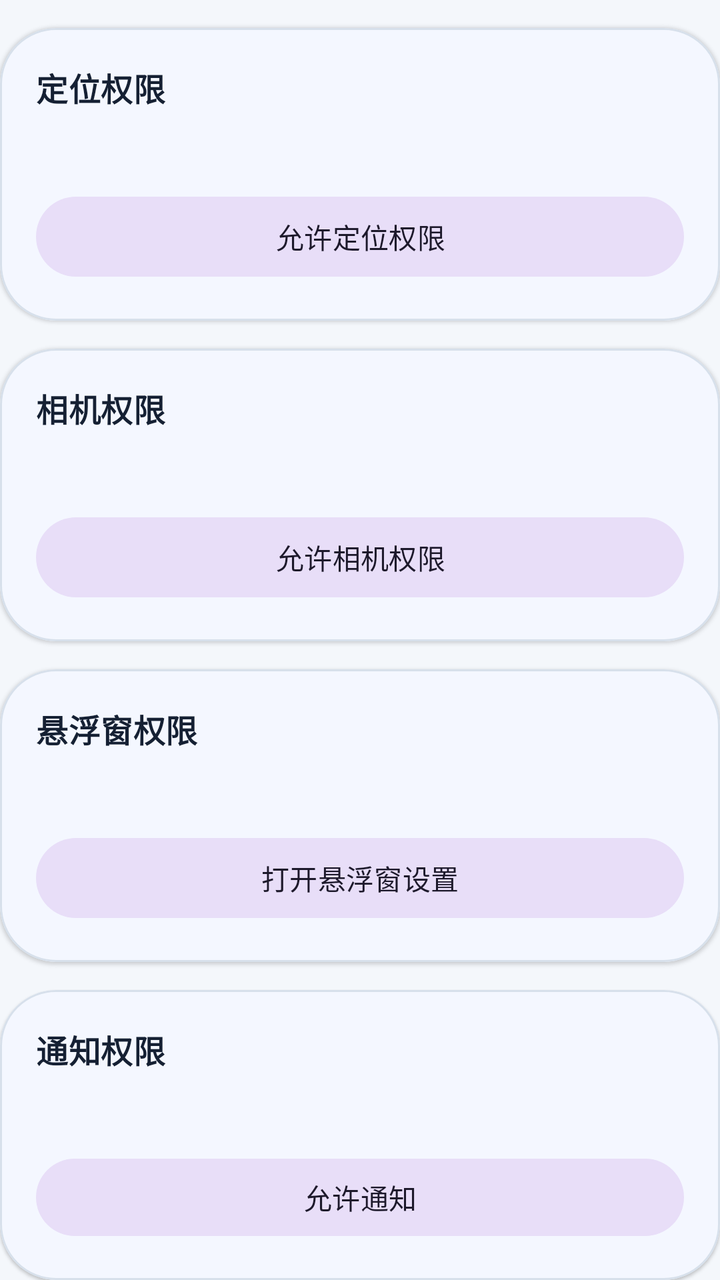
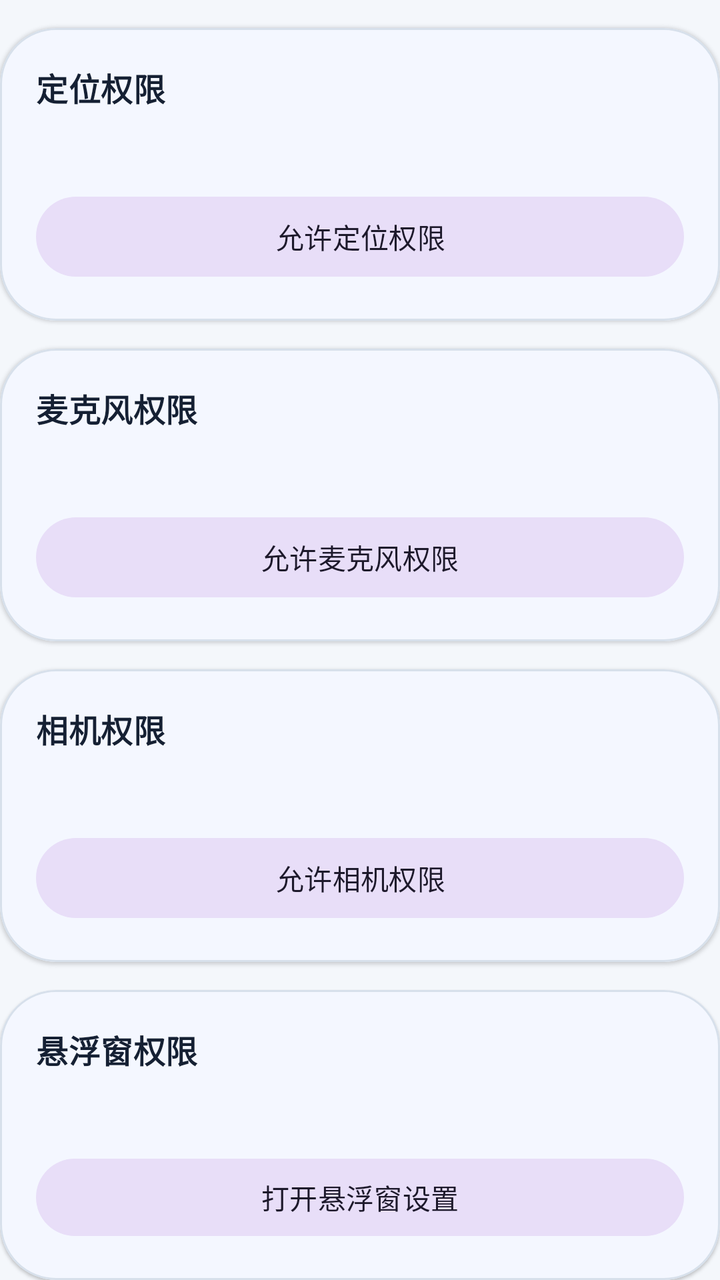

Before-and-after screenshots of an Android layout around one commit, followed by the original layout XML and the change that was made.
<!-- AndroidManifest.xml: application theme Theme.CarSpeed -->
<!-- res/layout/include_status_row.xml -->
<?xml version="1.0" encoding="utf-8"?>
<LinearLayout xmlns:android="http://schemas.android.com/apk/res/android"
    xmlns:app="http://schemas.android.com/apk/res-auto"
    android:layout_width="match_parent"
    android:layout_height="wrap_content"
    android:orientation="vertical">

    <com.google.android.material.card.MaterialCardView
        style="@style/Widget.CarSpeed.Card"
        android:layout_width="match_parent"
        android:layout_height="wrap_content"
        android:layout_marginTop="14dp">

        <LinearLayout
            android:layout_width="match_parent"
            android:layout_height="wrap_content"
            android:orientation="vertical"
            android:padding="18dp">

            <TextView
                android:layout_width="match_parent"
                android:layout_height="wrap_content"
                android:text="@string/status_location_title"
                android:textAppearance="@style/TextAppearance.CarSpeed.SectionTitle" />

            <TextView
                android:id="@+id/tvLocationStatus"
                android:layout_width="match_parent"
                android:layout_height="wrap_content"
                android:layout_marginTop="8dp"
                android:textAppearance="@style/TextAppearance.CarSpeed.Body" />

            <com.google.android.material.button.MaterialButton
                android:id="@+id/btnLocation"
                style="@style/Widget.Material3.Button.TonalButton"
                android:layout_width="match_parent"
                android:layout_height="wrap_content"
                android:layout_marginTop="12dp"
                android:text="@string/status_location_action" />
        </LinearLayout>
    </com.google.android.material.card.MaterialCardView>

    <com.google.android.material.card.MaterialCardView
        style="@style/Widget.CarSpeed.Card"
        android:layout_width="match_parent"
        android:layout_height="wrap_content"
        android:layout_marginTop="14dp">

        <LinearLayout
            android:layout_width="match_parent"
            android:layout_height="wrap_content"
            android:orientation="vertical"
            android:padding="18dp">

            <TextView
                android:layout_width="match_parent"
                android:layout_height="wrap_content"
                android:text="@string/status_camera_title"
                android:textAppearance="@style/TextAppearance.CarSpeed.SectionTitle" />

            <TextView
                android:id="@+id/tvCameraStatus"
                android:layout_width="match_parent"
                android:layout_height="wrap_content"
                android:layout_marginTop="8dp"
                android:textAppearance="@style/TextAppearance.CarSpeed.Body" />

            <com.google.android.material.button.MaterialButton
                android:id="@+id/btnCamera"
                style="@style/Widget.Material3.Button.TonalButton"
                android:layout_width="match_parent"
                android:layout_height="wrap_content"
                android:layout_marginTop="12dp"
                android:text="@string/status_camera_action" />
        </LinearLayout>
    </com.google.android.material.card.MaterialCardView>

    <com.google.android.material.card.MaterialCardView
        style="@style/Widget.CarSpeed.Card"
        android:layout_width="match_parent"
        android:layout_height="wrap_content"
        android:layout_marginTop="14dp">

        <LinearLayout
            android:layout_width="match_parent"
            android:layout_height="wrap_content"
            android:orientation="vertical"
            android:padding="18dp">

            <TextView
                android:layout_width="match_parent"
                android:layout_height="wrap_content"
                android:text="@string/status_overlay_title"
                android:textAppearance="@style/TextAppearance.CarSpeed.SectionTitle" />

            <TextView
                android:id="@+id/tvOverlayStatus"
                android:layout_width="match_parent"
                android:layout_height="wrap_content"
                android:layout_marginTop="8dp"
                android:textAppearance="@style/TextAppearance.CarSpeed.Body" />

            <com.google.android.material.button.MaterialButton
                android:id="@+id/btnOverlay"
                style="@style/Widget.Material3.Button.TonalButton"
                android:layout_width="match_parent"
                android:layout_height="wrap_content"
                android:layout_marginTop="12dp"
                android:text="@string/status_overlay_action" />
        </LinearLayout>
    </com.google.android.material.card.MaterialCardView>

    <com.google.android.material.card.MaterialCardView
        style="@style/Widget.CarSpeed.Card"
        android:layout_width="match_parent"
        android:layout_height="wrap_content"
        android:layout_marginTop="14dp">

        <LinearLayout
            android:layout_width="match_parent"
            android:layout_height="wrap_content"
            android:orientation="vertical"
            android:padding="18dp">

            <TextView
                android:layout_width="match_parent"
                android:layout_height="wrap_content"
                android:text="@string/status_notification_title"
                android:textAppearance="@style/TextAppearance.CarSpeed.SectionTitle" />

            <TextView
                android:id="@+id/tvNotificationStatus"
                android:layout_width="match_parent"
                android:layout_height="wrap_content"
                android:layout_marginTop="8dp"
                android:textAppearance="@style/TextAppearance.CarSpeed.Body" />

            <com.google.android.material.button.MaterialButton
                android:id="@+id/btnNotification"
                style="@style/Widget.Material3.Button.TonalButton"
                android:layout_width="match_parent"
                android:layout_height="wrap_content"
                android:layout_marginTop="12dp"
                android:text="@string/status_notification_action" />
        </LinearLayout>
    </com.google.android.material.card.MaterialCardView>

    <com.google.android.material.card.MaterialCardView
        style="@style/Widget.CarSpeed.Card"
        android:layout_width="match_parent"
        android:layout_height="wrap_content"
        android:layout_marginTop="14dp">

        <LinearLayout
            android:layout_width="match_parent"
            android:layout_height="wrap_content"
            android:orientation="vertical"
            android:padding="18dp">

            <TextView
                android:layout_width="match_parent"
                android:layout_height="wrap_content"
                android:text="@string/status_gps_title"
                android:textAppearance="@style/TextAppearance.CarSpeed.SectionTitle" />

            <TextView
                android:id="@+id/tvGpsStatus"
                android:layout_width="match_parent"
                android:layout_height="wrap_content"
                android:layout_marginTop="8dp"
                android:textAppearance="@style/TextAppearance.CarSpeed.Body" />

            <com.google.android.material.button.MaterialButton
                android:id="@+id/btnGps"
                style="@style/Widget.Material3.Button.TonalButton"
                android:layout_width="match_parent"
                android:layout_height="wrap_content"
                android:layout_marginTop="12dp"
                android:text="@string/status_gps_action" />
        </LinearLayout>
    </com.google.android.material.card.MaterialCardView>

    <com.google.android.material.card.MaterialCardView
        style="@style/Widget.CarSpeed.Card"
        android:layout_width="match_parent"
        android:layout_height="wrap_content"
        android:layout_marginTop="14dp">

        <LinearLayout
            android:layout_width="match_parent"
            android:layout_height="wrap_content"
            android:orientation="vertical"
            android:padding="18dp">

            <TextView
                android:layout_width="match_parent"
                android:layout_height="wrap_content"
                android:text="@string/status_battery_title"
                android:textAppearance="@style/TextAppearance.CarSpeed.SectionTitle" />

            <TextView
                android:id="@+id/tvBatteryStatus"
                android:layout_width="match_parent"
                android:layout_height="wrap_content"
                android:layout_marginTop="8dp"
                android:textAppearance="@style/TextAppearance.CarSpeed.Body" />

            <com.google.android.material.button.MaterialButton
                android:id="@+id/btnBattery"
                style="@style/Widget.Material3.Button.TonalButton"
                android:layout_width="match_parent"
                android:layout_height="wrap_content"
                android:layout_marginTop="12dp"
                android:text="@string/status_battery_action" />
        </LinearLayout>
    </com.google.android.material.card.MaterialCardView>
</LinearLayout>
<!-- resources referenced by this layout -->
<resources>
  <string name="status_battery_action">允许后台运行</string>
  <string name="status_battery_title">电池优化</string>
  <string name="status_camera_action">允许相机权限</string>
  <string name="status_camera_title">相机权限</string>
  <string name="status_gps_action">打开定位设置</string>
  <string name="status_gps_title">GPS 开关</string>
  <string name="status_location_action">允许定位权限</string>
  <string name="status_location_title">定位权限</string>
  <string name="status_notification_action">允许通知</string>
  <string name="status_notification_title">通知权限</string>
  <string name="status_overlay_action">打开悬浮窗设置</string>
  <string name="status_overlay_title">悬浮窗权限</string>
  <style name="TextAppearance.CarSpeed.Body" parent="TextAppearance.Material3.BodyMedium">
          <item name="android:textColor">@color/text_secondary</item>
      </style>
  <style name="TextAppearance.CarSpeed.SectionTitle" parent="TextAppearance.Material3.TitleMedium">
          <item name="android:textColor">@color/text_primary</item>
          <item name="android:textStyle">bold</item>
      </style>
  <style name="Widget.CarSpeed.Card" parent="Widget.Material3.CardView.Elevated">
          <item name="cardBackgroundColor">@color/surface_primary</item>
          <item name="strokeColor">@color/divider_soft</item>
          <item name="strokeWidth">1dp</item>
          <item name="cardCornerRadius">28dp</item>
      </style>
  <style name="Theme.CarSpeed" parent="Theme.Material3.DayNight.NoActionBar">
          <item name="colorPrimary">@color/brand_blue</item>
          <item name="colorSecondary">@color/brand_teal</item>
          <item name="colorSurface">@color/surface_primary</item>
          <item name="android:colorBackground">@color/brand_sand</item>
          <item name="android:statusBarColor">@android:color/transparent</item>
          <item name="android:navigationBarColor">@color/brand_navy</item>
          <item name="android:windowLightStatusBar">true</item>
          <item name="materialCardViewFilledStyle">@style/Widget.CarSpeed.Card</item>
      </style>
  <color name="text_secondary">#5C6C84</color>
  <color name="text_primary">#152033</color>
  <color name="surface_primary">#FFFFFF</color>
  <color name="divider_soft">#D7E0EB</color>
  <color name="brand_blue">#2E6BFF</color>
  <color name="brand_teal">#1FB8A6</color>
  <color name="brand_sand">#F4F7FB</color>
  <color name="brand_navy">#0E1A2B</color>
</resources>

<!-- the commit's change to res/layout/include_status_row.xml (unified diff, before → after) -->
@@ -55,6 +55,41 @@
             <TextView
                 android:layout_width="match_parent"
                 android:layout_height="wrap_content"
+                android:text="@string/status_microphone_title"
+                android:textAppearance="@style/TextAppearance.CarSpeed.SectionTitle" />
+
+            <TextView
+                android:id="@+id/tvMicrophoneStatus"
+                android:layout_width="match_parent"
+                android:layout_height="wrap_content"
+                android:layout_marginTop="8dp"
+                android:textAppearance="@style/TextAppearance.CarSpeed.Body" />
+
+            <com.google.android.material.button.MaterialButton
+                android:id="@+id/btnMicrophone"
+                style="@style/Widget.Material3.Button.TonalButton"
+                android:layout_width="match_parent"
+                android:layout_height="wrap_content"
+                android:layout_marginTop="12dp"
+                android:text="@string/status_microphone_action" />
+        </LinearLayout>
+    </com.google.android.material.card.MaterialCardView>
+
+    <com.google.android.material.card.MaterialCardView
+        style="@style/Widget.CarSpeed.Card"
+        android:layout_width="match_parent"
+        android:layout_height="wrap_content"
+        android:layout_marginTop="14dp">
+
+        <LinearLayout
+            android:layout_width="match_parent"
+            android:layout_height="wrap_content"
+            android:orientation="vertical"
+            android:padding="18dp">
+
+            <TextView
+                android:layout_width="match_parent"
+                android:layout_height="wrap_content"
                 android:text="@string/status_camera_title"
                 android:textAppearance="@style/TextAppearance.CarSpeed.SectionTitle" />
 
<!-- resource entries referenced after the edit -->
@@ -8,6 +8,8 @@
   <string name="status_gps_title">GPS 开关</string>
   <string name="status_location_action">允许定位权限</string>
   <string name="status_location_title">定位权限</string>
+  <string name="status_microphone_action">允许麦克风权限</string>
+  <string name="status_microphone_title">麦克风权限</string>
   <string name="status_notification_action">允许通知</string>
   <string name="status_notification_title">通知权限</string>
   <string name="status_overlay_action">打开悬浮窗设置</string>
